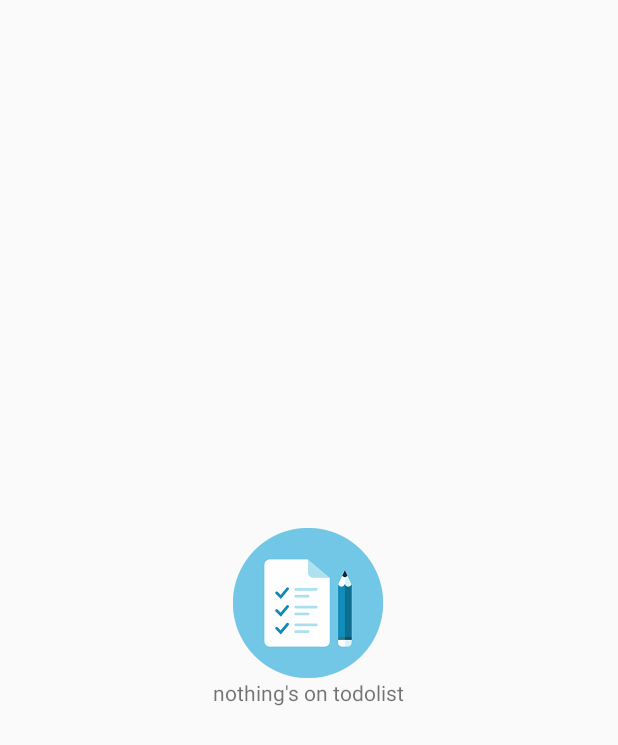
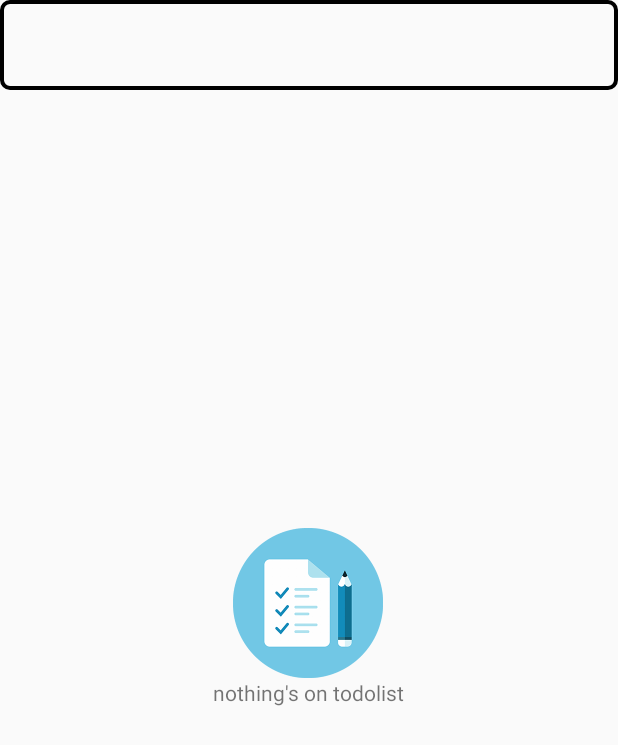
Before and after one commit to lhw1357/Android-Studio_Things-to-do-restart, an Android app: the layout content_main.xml on its own in the app's theme, with its tools: preview values and no code run, on a phone screen of 412 x 824 dp. Shown: the top 745 px of the screen. Run offline under Robolectric (Android 15) with nearby library versions, the phone set to English and light mode, and no system bars.

Commit message:
added stroke, radius

```diff
--- a/app/src/main/java/com/example/user/thingstodo/MainActivity.java
+++ b/app/src/main/java/com/example/user/thingstodo/MainActivity.java
@@ -33,6 +33,7 @@ public class MainActivity extends AppCompatActivity implements View.OnClickListe
         first = (TextView)findViewById(R.id.first);
         ifempty = (ImageView)findViewById(R.id.ifempty);
         ifempty2 = (TextView)findViewById(R.id.ifempty2);
+        first.setVisibility(View.INVISIBLE);
 
         add.setOnClickListener(this);
         Intent save = getIntent();
@@ -42,6 +43,7 @@ public class MainActivity extends AppCompatActivity implements View.OnClickListe
         if(count==1){
             ifempty.setVisibility(View.INVISIBLE);
             ifempty2.setVisibility(View.INVISIBLE);
+            first.setVisibility(View.VISIBLE);
         }
 
 
--- /dev/null
+++ b/app/src/main/res/drawable/stroke.xml
@@ -0,0 +1,23 @@
+<?xml version="1.0" encoding="utf-8"?>
+
+<shape xmlns:android="http://schemas.android.com/apk/res/android" >
+
+
+
+    <stroke android:width="4px" android:color="#000000" />
+    <corners
+        android:bottomRightRadius="5dp"
+        android:bottomLeftRadius="5dp"
+        android:topLeftRadius="5dp"
+        android:topRightRadius="5dp"/>
+
+
+    출처: http://blog.gomsang.com/15 [일상적 코딩 : 곰상]
+
+    <padding android:left="2px" android:top="2px"
+
+        android:right="2px" android:bottom="2px" />
+
+
+
+</shape>
--- a/app/src/main/res/layout/content_main.xml
+++ b/app/src/main/res/layout/content_main.xml
@@ -18,7 +18,11 @@
             android:textSize="25dp"
             android:id="@+id/first"
             android:textColor="#000000"
-            android:layout_marginLeft="30dp"
+            android:background="@drawable/stroke"
+            android:paddingTop="20dp"
+            android:paddingLeft="10dp"
+
+
             />
 
         <LinearLayout
```
